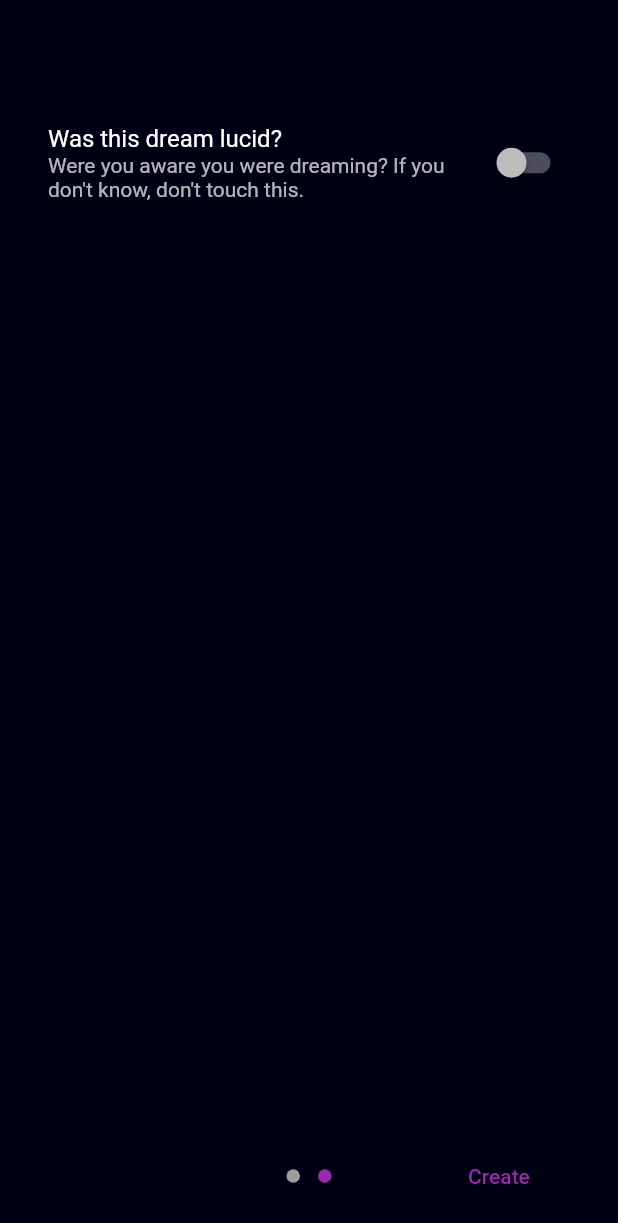
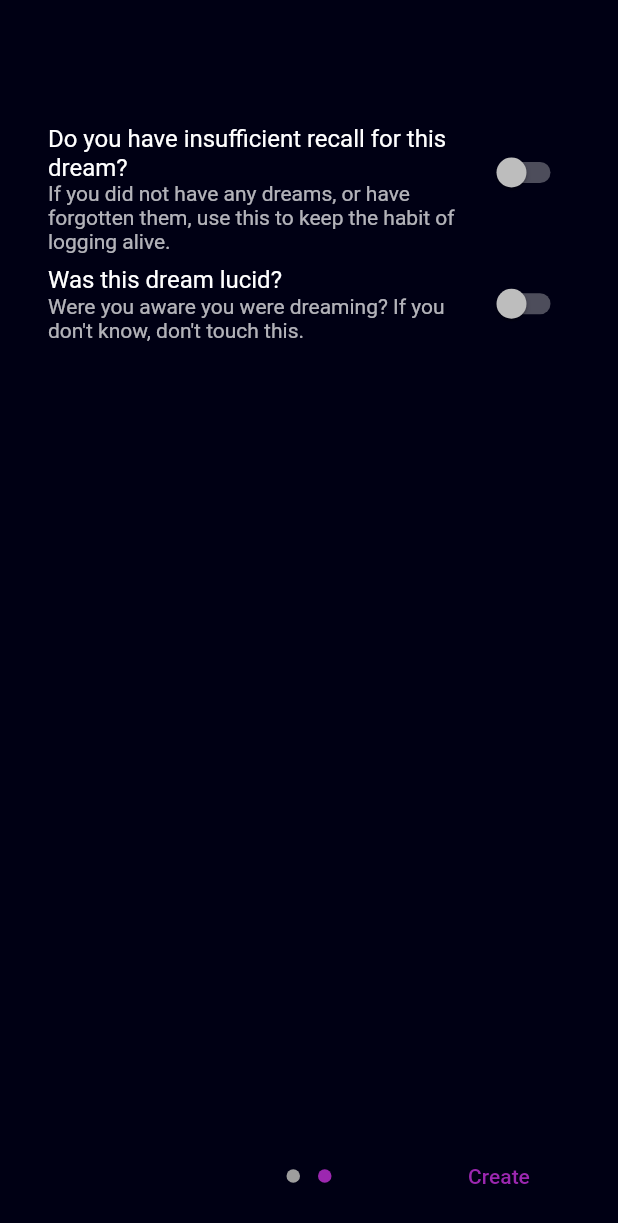
Before and after one commit to bleonard252/lucidlog, a Flutter app: the DreamEdit screen opened by its route, swiped to page 2, on a phone screen of 412 x 824 dp. Shown: the top 1223 px of the screen. Run offline on Flutter 3.47's test engine with Material 2 defaults, Android fonts, the phone set to English and light mode, and no system bars; drawn by our look-alikes of introduction_screen; our stand-ins replace date_field, flutter_local_notifications, get, permission_handler, shared_preferences; missing offline and left inert: date_time_format, mdi, objectdb, shared_preferences_settings; accounts and stored records are empty.

Commit message:
Add "forgotten" switch for insufficient recall
Signed-off-by: Blake Leonard <blake@1024256.xyz>

```diff
--- a/lib/db/dream.dart
+++ b/lib/db/dream.dart
@@ -10,6 +10,7 @@ class DreamRecord {
   }) : database = database;
 
   Future<void> loadDocument() async => _document = await database.first({"_id": id});
+
 
   /// The dream's title.
   String get title => _document["title"] ?? "No title provided";
@@ -26,6 +27,11 @@ class DreamRecord {
   /// If it is a lucid dream, whether or not it was wake-induced.
   bool get wild => _document["wild"] ?? false;
   set wild(bool value) => database.update(_document, {"wild": value});
+
+  /// If the dream was forgotten or otherwise not remembered with much integrity.
+  /// Any details provided will still be shown.
+  bool get forgotten => _document["forgotten"] ?? false;
+  set forgotten(bool value) => database.update(_document, {"forgotten": value});
 
   /// The date and time at which this dream was recorded.
   DateTime get timestamp => DateTime.fromMillisecondsSinceEpoch(_document.containsKey("timestamp") ? _document["timestamp"] : 0);
--- a/lib/main.dart
+++ b/lib/main.dart
@@ -135,6 +135,10 @@ final purpleGradient = LinearGradient(
   colors: [Colors.purple, Colors.deepPurple],
   transform: GradientRotation(1.5*pi)
 );
+final redGradient = LinearGradient(
+  colors: [Colors.red.shade900, Colors.red],
+  transform: GradientRotation(1.5*pi)
+);
 final goldGradient = LinearGradient(
   colors: [Colors.amber, Colors.orange],
   transform: GradientRotation(1.5*pi)
--- a/lib/views/details.dart
+++ b/lib/views/details.dart
@@ -47,14 +47,16 @@ class DreamDetails extends StatelessWidget {
                   //radius: 32,
                   decoration: BoxDecoration(
                     borderRadius: BorderRadius.all(Radius.circular(32)),
-                    gradient: dream.lucid ? dream.wild ? goldGradient : purpleGradient : null,
+                    gradient: dream.lucid ? dream.wild ? goldGradient : purpleGradient : dream.forgotten ? redGradient : null,
                     color: Colors.grey
                   ),
                   //backgroundColor: dream.lucid ? Get.theme.primaryColor : Get.theme.disabledColor,
                   //foregroundColor: Get.textTheme.button!.color,
                   child: dream.lucid ?
                     dream.wild ? Icon(Mdi.weatherLightning)
-                  : Icon(Icons.cloud) : Icon(Icons.cloud_outlined)
+                  : Icon(Icons.cloud)
+                  : dream.forgotten ? Icon(Icons.cloud_off_outlined)
+                  : Icon(Icons.cloud_outlined)
                 ),
               ),
               Expanded(
@@ -109,6 +111,11 @@ class DreamDetails extends StatelessWidget {
                     title: Text("Lucidity"),
                     subtitle: Text(dream.lucid ? dream.wild ? "WILD Lucid Dream" : "DILD Lucid Dream" : "Non-Lucid Dream", maxLines: 1, overflow: TextOverflow.ellipsis, softWrap: false),
                   ),
+                  ListTile(
+                    leading: Icon(dream.forgotten ? Icons.cloud_off : Icons.cloud_done_outlined),
+                    title: Text("Recall"),
+                    subtitle: Text(dream.forgotten ? "Insufficient" : "Sufficient", maxLines: 1, overflow: TextOverflow.ellipsis, softWrap: false),
+                  ),
                   if (dream.timestamp != DreamRecord.dtzero) ListTile(
                     leading: Icon(Icons.calendar_today),
                     title: Text("Date and Time"),
--- a/lib/views/editor.dart
+++ b/lib/views/editor.dart
@@ -24,6 +24,7 @@ class _DreamEditState extends State<DreamEdit> {
   late final TextEditingController summaryController;
   bool isDreamLucid = false;
   bool isDreamWild = false;
+  bool isDreamForgotten = false;
   DateTime dateValue = DateTime.now();
 
   @override
@@ -32,6 +33,7 @@ class _DreamEditState extends State<DreamEdit> {
     summaryController = TextEditingController(text: widget.dream?.body ?? "");
     isDreamLucid = widget.dream?.lucid ?? isDreamLucid;
     isDreamWild = widget.dream?.wild ?? isDreamWild;
+    isDreamForgotten = widget.dream?.forgotten ?? isDreamForgotten;
     dateValue = widget.dream?.timestamp ?? dateValue;
     super.initState();
   }
@@ -113,6 +115,12 @@ class _DreamEditState extends State<DreamEdit> {
           title: "",
           bodyWidget: Column(children: [
             SwitchListTile(
+              title: Text("Do you have insufficient recall for this dream?"),
+              subtitle: Text("If you did not have any dreams, or have forgotten them, use this to keep the habit of logging alive."),
+              value: isDreamForgotten,
+              onChanged: (newValue) => setState(() => isDreamForgotten = newValue)
+            ),
+            SwitchListTile(
               title: Text("Was this dream lucid?"),
               subtitle: Text("Were you aware you were dreaming? If you don't know, don't touch this."),
               value: isDreamLucid,
@@ -135,6 +143,7 @@ class _DreamEditState extends State<DreamEdit> {
           "timestamp": dateValue.millisecondsSinceEpoch,
           "lucid": isDreamLucid,
           "wild": isDreamWild,
+          "forgotten": isDreamForgotten,
         };
         if (widget.mode == DreamEditMode.create) database.insert(newData);
         else await database.update({"_id": widget.dream!.id}, newData);
--- a/lib/views/list.dart
+++ b/lib/views/list.dart
@@ -82,11 +82,11 @@ class _Entry extends StatelessWidget {
   @override
   Widget build(BuildContext context) {
     return Column(children: [ListTile(
-      title: Text(dream.title),
+      title: Text(dream.forgotten && dream.title == "" ? "No dream logged" : dream.title),
       subtitle: Text(dream.body, maxLines: 5, overflow: TextOverflow.fade),
       leading: dream.lucid ? dream.wild ? GradientIcon(Mdi.weatherLightning, 24, goldGradient)
       : GradientIcon(Icons.cloud, 24, purpleGradient)
-      : Icon(Icons.cloud_outlined),
+      : dream.forgotten ? Icon(Icons.cloud_off) : Icon(Icons.cloud_outlined),
       onTap: () => Get.toNamed("/details", arguments: dream),
     ), Divider(height: 1)]);
   }
```
Also changed, not shown: 1 other file.
